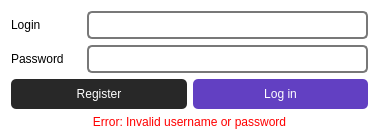
First picture: the form in App/resources/ui/LoginDialog.ui, repository senatrkosarev/AudioPlayer, before the edit.
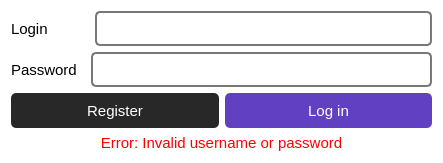
Second picture: the form after the edit. Icons and pictures are not drawn.

Commit message: Update 'Auth' window UI

Diff of the .ui file:
```diff
--- a/App/resources/ui/LoginDialog.ui
+++ b/App/resources/ui/LoginDialog.ui
@@ -6,8 +6,8 @@
    <rect>
     <x>0</x>
     <y>0</y>
-    <width>379</width>
-    <height>151</height>
+    <width>443</width>
+    <height>189</height>
    </rect>
   </property>
   <property name="windowTitle">
@@ -26,6 +26,9 @@
    </property>
    <item>
     <layout class="QHBoxLayout" name="horizontalLayout">
+     <property name="spacing">
+      <number>14</number>
+     </property>
      <item>
       <widget class="QLabel" name="login_label">
        <property name="minimumSize">
@@ -34,6 +37,11 @@
          <height>0</height>
         </size>
        </property>
+       <property name="font">
+        <font>
+         <pointsize>11</pointsize>
+        </font>
+       </property>
        <property name="text">
         <string>Login</string>
        </property>
@@ -41,6 +49,17 @@
      </item>
      <item>
       <widget class="QLineEdit" name="login_input">
+       <property name="minimumSize">
+        <size>
+         <width>0</width>
+         <height>35</height>
+        </size>
+       </property>
+       <property name="font">
+        <font>
+         <pointsize>11</pointsize>
+        </font>
+       </property>
        <property name="styleSheet">
         <string notr="true">border-radius: 5px;
 border-color: #787878;
@@ -54,6 +73,9 @@
    </item>
    <item>
     <layout class="QHBoxLayout" name="horizontalLayout_2">
+     <property name="spacing">
+      <number>10</number>
+     </property>
      <item>
       <widget class="QLabel" name="pass_label">
        <property name="minimumSize">
@@ -62,6 +84,11 @@
          <height>0</height>
         </size>
        </property>
+       <property name="font">
+        <font>
+         <pointsize>11</pointsize>
+        </font>
+       </property>
        <property name="text">
         <string>Password</string>
        </property>
@@ -69,6 +96,17 @@
      </item>
      <item>
       <widget class="QLineEdit" name="pass_input">
+       <property name="minimumSize">
+        <size>
+         <width>0</width>
+         <height>35</height>
+        </size>
+       </property>
+       <property name="font">
+        <font>
+         <pointsize>11</pointsize>
+        </font>
+       </property>
        <property name="styleSheet">
         <string notr="true">border-radius: 5px;
 border-color: #787878;
@@ -93,6 +131,17 @@
          <verstretch>0</verstretch>
         </sizepolicy>
        </property>
+       <property name="minimumSize">
+        <size>
+         <width>0</width>
+         <height>35</height>
+        </size>
+       </property>
+       <property name="font">
+        <font>
+         <pointsize>11</pointsize>
+        </font>
+       </property>
        <property name="styleSheet">
         <string notr="true">QPushButton {
 	border-radius: 5px;
@@ -123,6 +172,17 @@
          <verstretch>0</verstretch>
         </sizepolicy>
        </property>
+       <property name="minimumSize">
+        <size>
+         <width>0</width>
+         <height>35</height>
+        </size>
+       </property>
+       <property name="font">
+        <font>
+         <pointsize>11</pointsize>
+        </font>
+       </property>
        <property name="styleSheet">
         <string notr="true">QPushButton {
 	border-radius: 5px;
@@ -155,6 +215,11 @@
        <verstretch>0</verstretch>
       </sizepolicy>
      </property>
+     <property name="font">
+      <font>
+       <pointsize>11</pointsize>
+      </font>
+     </property>
      <property name="styleSheet">
       <string notr="true">color: rgb(255, 0, 0);</string>
      </property>
```
The commit also changes 1 other file.
